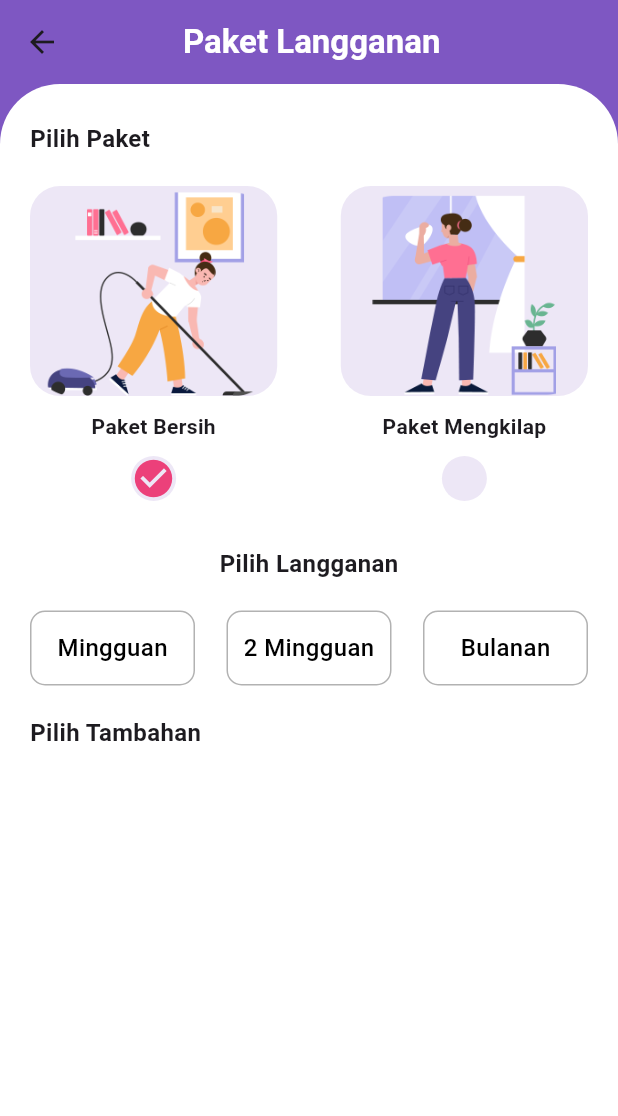
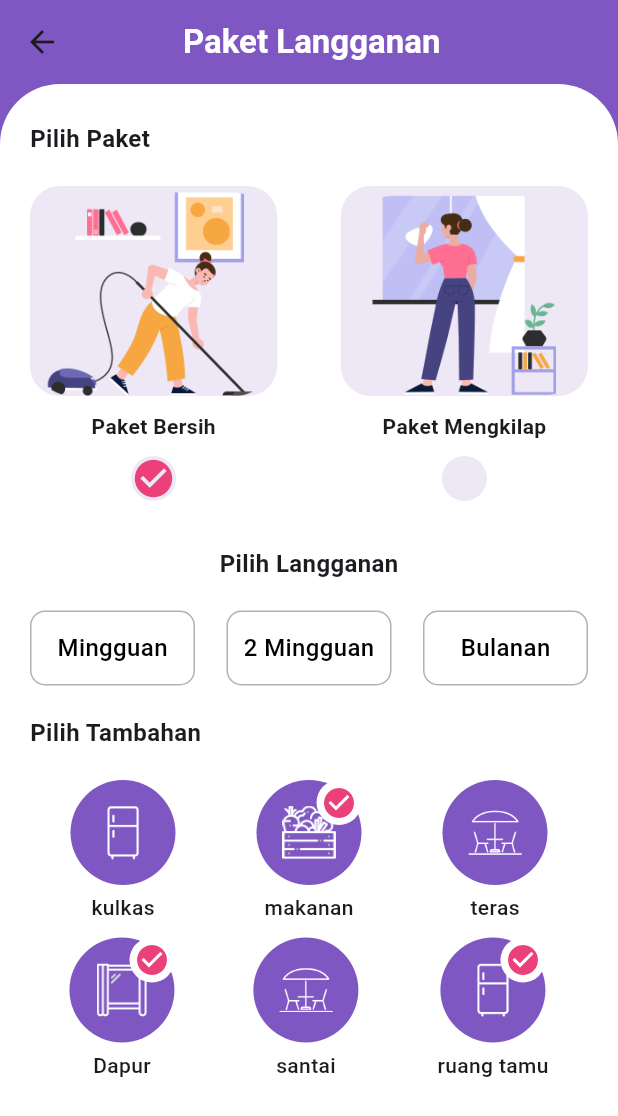
Before and after one commit to Arieffirms/cleaning_service_app, a Flutter app: the MainPage screen opened directly, on a phone screen of 412 x 824 dp. Shown: the top 1116 px of the screen. Run offline on Flutter 3.47's test engine with Material 3 defaults, Android fonts, the phone set to English and light mode, and no system bars.

Commit message:
finish project

```diff
--- a/lib/main_page.dart
+++ b/lib/main_page.dart
@@ -279,11 +279,90 @@ class _MainPageState extends State<MainPage> {
             ),
             Text(
               "Pilih Tambahan",
-              style: TextStyle(fontSize: 16, fontWeight: FontWeight.w600),
+              style: TextStyle(
+                fontSize: 16,
+                fontWeight: FontWeight.w600,
+              ),
+            ),
+            SizedBox(
+              height: 20,
+            ),
+            Row(
+              mainAxisAlignment: MainAxisAlignment.spaceAround,
+              children: [
+                extraWidget("es", 'kulkas', false),
+                extraWidget("belanja", 'makanan', true),
+                extraWidget("teras", 'teras', false),
+              ],
+            ),
+            SizedBox(
+              height: 10,
+            ),
+            Row(
+              mainAxisAlignment: MainAxisAlignment.spaceAround,
+              children: [
+                extraWidget("tirai", 'Dapur', true),
+                extraWidget("teras", 'santai', false),
+                extraWidget("es", 'ruang tamu', true),
+              ],
             )
           ],
         ),
       ),
     );
   }
+
+  Column extraWidget(String foto, String name, bool isSelected) {
+    return Column(
+      children: [
+        Stack(
+          children: [
+            Container(
+              height: 70,
+              width: 70,
+              decoration: BoxDecoration(
+                shape: BoxShape.circle,
+                color: deepPurple400,
+              ),
+              child: Container(
+                margin: EdgeInsets.all(17),
+                decoration: BoxDecoration(
+                  image: DecorationImage(
+                      image: AssetImage('assets/image/icons/$foto.png'),
+                      fit: BoxFit.contain),
+                ),
+              ),
+            ),
+            Positioned(
+              top: 0,
+              right: 0,
+              child: isSelected == true
+                  ? Container(
+                      height: 30,
+                      width: 30,
+                      decoration: BoxDecoration(
+                          shape: BoxShape.circle, color: Colors.white),
+                      child: Center(
+                        child: Icon(
+                          Icons.check_circle,
+                          color: pink400,
+                        ),
+                      ),
+                    )
+                  : Container(),
+            )
+          ],
+        ),
+        SizedBox(
+          height: 5,
+        ),
+        Text(
+          name,
+          style: TextStyle(
+            fontWeight: FontWeight.w500,
+          ),
+        )
+      ],
+    );
+  }
 }
--- a/pubspec.yaml
+++ b/pubspec.yaml
@@ -20,6 +20,7 @@ flutter:
 
   assets:
     - assets/image/
+    - assets/image/icons/
 
   fonts:
     - family: ubuntu
```
